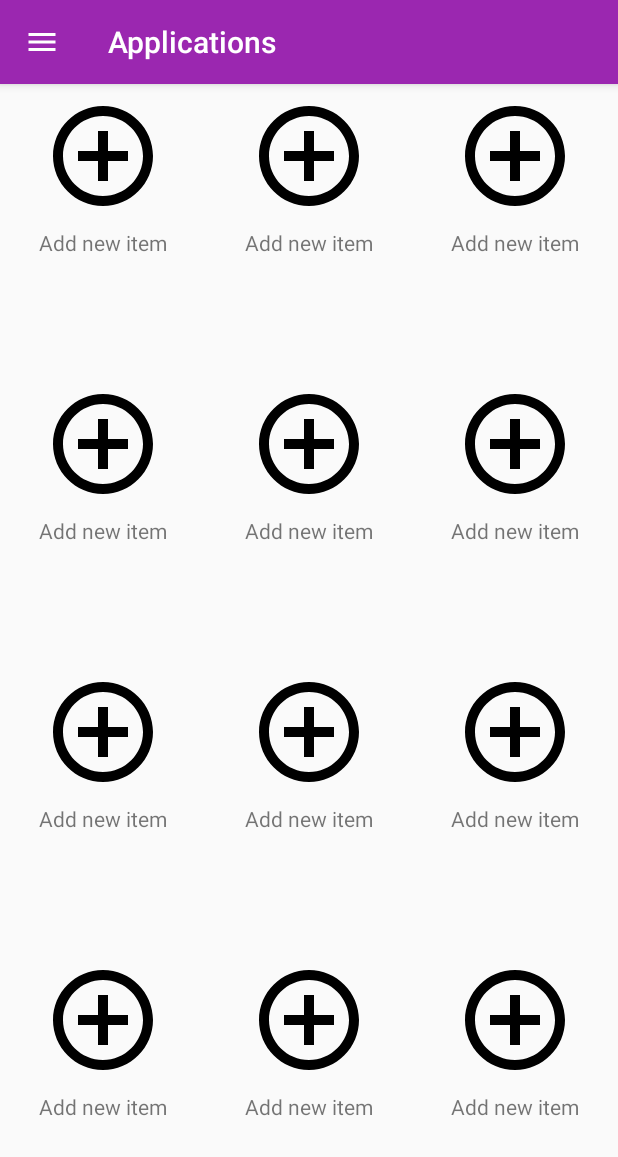
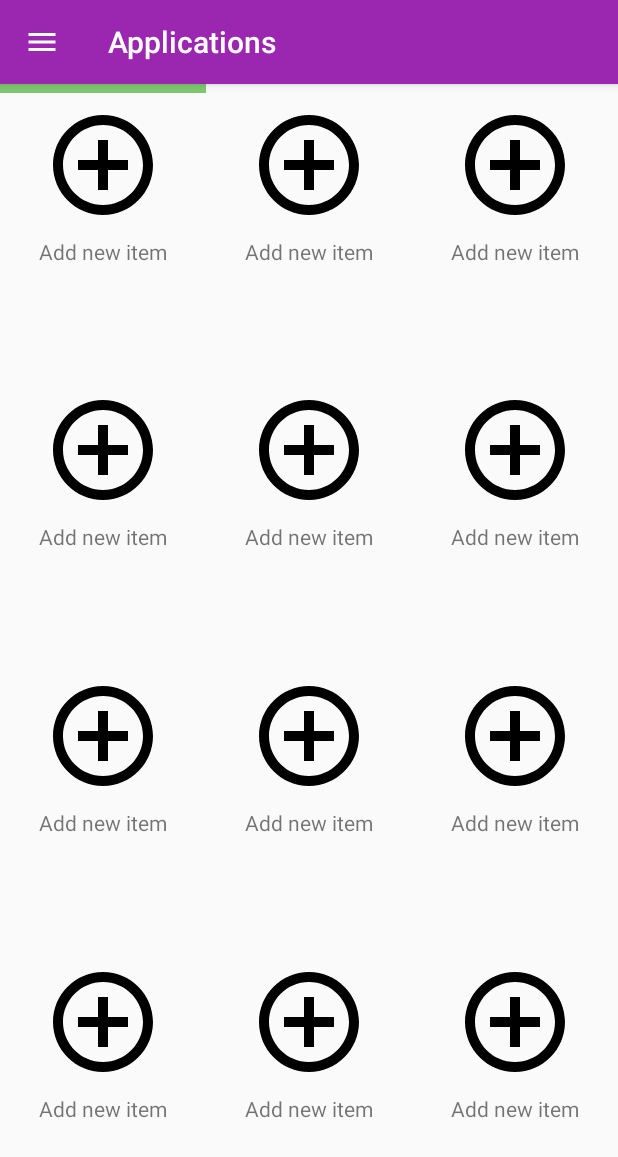
Before and after one commit to navalnica/AndroidAppLauncher, an Android app: the AppsFragment screen opened directly, with no data from a screen before it, on a phone screen of 412 x 824 dp. Shown: the top 1157 px of the screen. Run offline under Robolectric (Android 15) with nearby library versions, the phone set to English and light mode, and no system bars; libraries missing offline, so code that uses them is left out: com.crashlytics.android, com.microsoft.appcenter, com.yandex.metrica, io.fabric.sdk; 1 statement that could not run was skipped.

Commit message:
task5: added TabLayout to Launcher Activity

```diff
--- a/app/src/main/res/layout/fragment_apps.xml
+++ b/app/src/main/res/layout/fragment_apps.xml
@@ -1,6 +1,15 @@
 <?xml version="1.0" encoding="utf-8"?>
 
 <android.support.v4.view.ViewPager xmlns:android="http://schemas.android.com/apk/res/android"
+    xmlns:app="http://schemas.android.com/apk/res-auto"
     android:id="@+id/appsViewPager"
     android:layout_width="match_parent"
-    android:layout_height="match_parent" />
+    android:layout_height="match_parent">
+
+    <android.support.design.widget.TabLayout
+        android:layout_width="match_parent"
+        android:layout_height="@dimen/appsTabLayoutIndicatorHeight"
+        android:layout_gravity="top"
+        app:tabIndicatorHeight="@dimen/appsTabLayoutIndicatorHeight" />
+
+</android.support.v4.view.ViewPager>
--- a/app/src/main/res/values/dimens.xml
+++ b/app/src/main/res/values/dimens.xml
@@ -26,5 +26,6 @@
     <dimen name="dividerMarginStart">60dp</dimen>
     <dimen name="dividerMarginEnd">20dp</dimen>
     <dimen name="dividerHeight">1dp</dimen>
+    <dimen name="appsTabLayoutIndicatorHeight">6dp</dimen>
 
 </resources>
```
